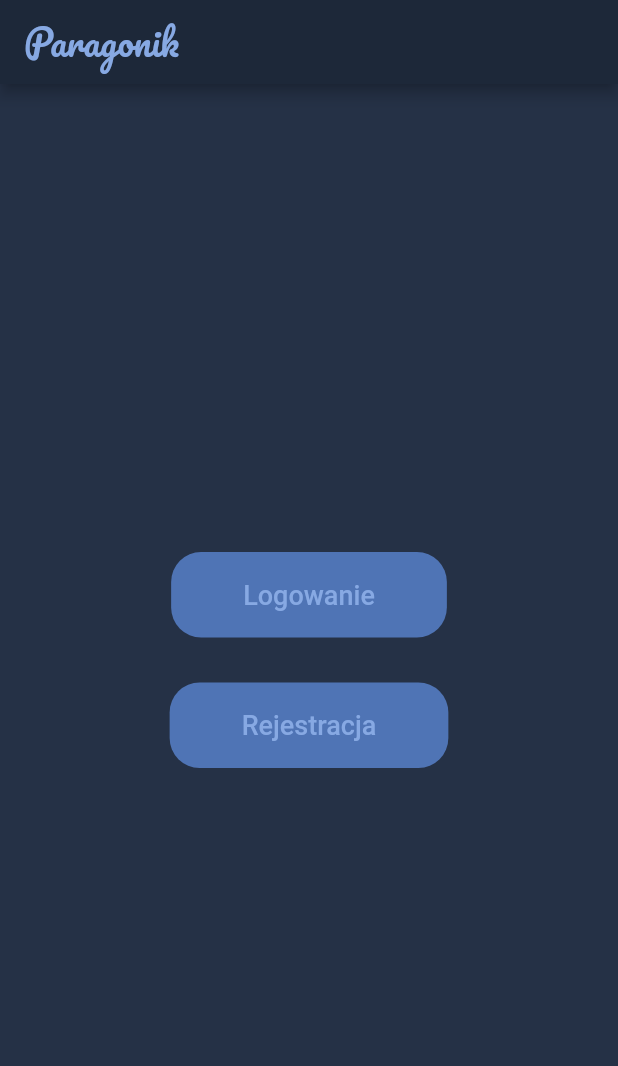
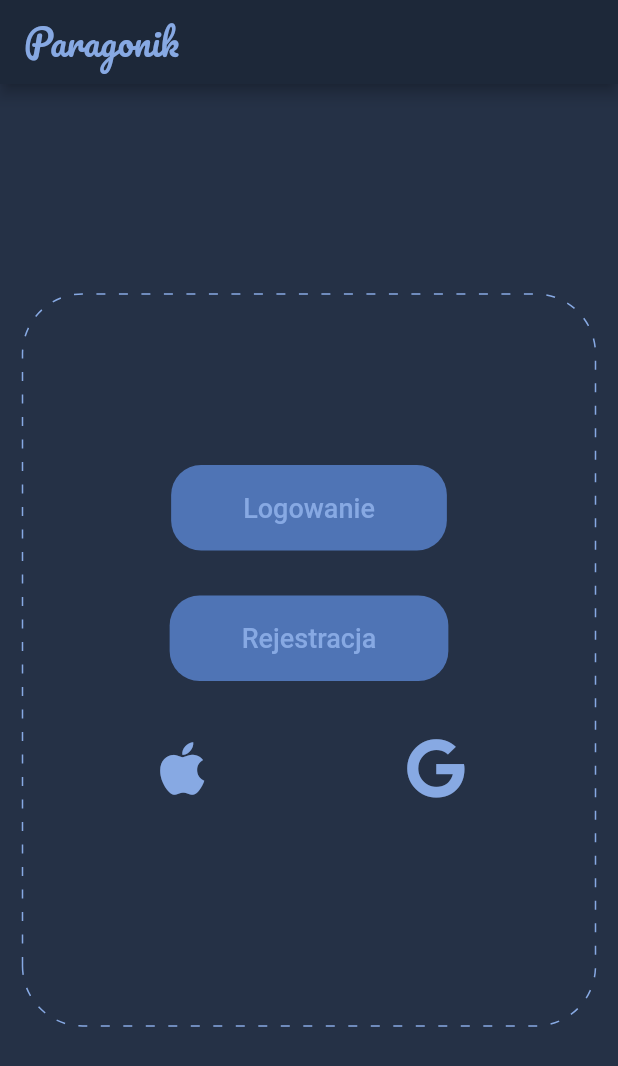
Before and after one commit to malochak/receipt_manager, a Flutter app: the screen it shows after launch, on a phone screen of 412 x 824 dp. Shown: the top 1066 px of the screen. Run offline on Flutter 3.47's test engine with Material 2 defaults, Android fonts, the phone set to English and light mode, and no system bars; drawn by our look-alikes of dotted_border; our stand-ins replace font_awesome_flutter.

Commit message:
TG-7 #done : Implement landing with buttons

```diff
--- a/lib/screens/landing_screen.dart
+++ b/lib/screens/landing_screen.dart
@@ -1,6 +1,9 @@
-import 'package:flutter/cupertino.dart';
+import 'package:dotted_border/dotted_border.dart';
+import 'package:flutter/material.dart';
+import 'package:font_awesome_flutter/font_awesome_flutter.dart';
 
 import '../components/app_button.dart';
+import '../constants/app_colors.dart' as app_colors;
 
 class LandingScreen extends StatelessWidget {
   const LandingScreen({Key? key}) : super(key: key);
@@ -9,17 +12,48 @@ class LandingScreen extends StatelessWidget {
   Widget build(BuildContext context) {
     return SafeArea(
       child: Center(
+        child: Container(
+          margin: const EdgeInsets.symmetric(vertical: 140, horizontal: 15), // todo : make the border responsive
+          child: DottedBorder(
+            strokeWidth: 1,
+            dashPattern: const [6 , 9],
+            color: app_colors.textColor,
+            borderType: BorderType.RRect,
+            radius: const Radius.circular(40.0),
             child: Column(
               mainAxisAlignment: MainAxisAlignment.center,
               children: [
                 AppButton('Logowanie', () {
-              print('logowanie');
+                  print('Login');
                 }),
                 const SizedBox(height: 30),
                 AppButton('Rejestracja', () {
-              print('rejestracja');
-            })
+                  print('Registration');
+                }),
+                Container(
+                  margin: EdgeInsets.symmetric(vertical: 30, horizontal: 20),
+                  child: Row(
+                      mainAxisAlignment: MainAxisAlignment.spaceAround,
+                      children: [
+                        IconButton(
+                            iconSize: 40.0,
+                            color: app_colors.textColor,
+                            onPressed: () {
+                              print('Apple icon');
+                            },
+                            icon: const FaIcon(FontAwesomeIcons.apple)),
+                        IconButton(
+                            iconSize: 40.0,
+                            color: app_colors.textColor,
+                            onPressed: () {
+                              print('Google icon');
+                            },
+                            icon: const FaIcon(FontAwesomeIcons.google))
+                      ]),
+                )
               ],
+            ),
+          ),
         ),
       ),
     );
--- a/pubspec.yaml
+++ b/pubspec.yaml
@@ -12,6 +12,8 @@ dependencies:
   flutter:
     sdk: flutter
   cupertino_icons: ^1.0.2
+  font_awesome_flutter: ^9.2.0
+  dotted_border: ^2.0.0+2
 
 dev_dependencies:
   flutter_test:
```
Also changed, not shown: pubspec.lock. Lines whose indentation alone changed are shown as unchanged.
